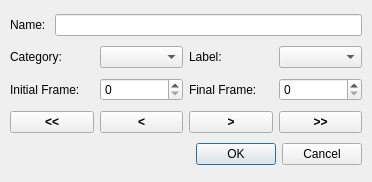
Old version of the form modules/app/dialogframebased.ui in the repository smartsenselab/SSAT.
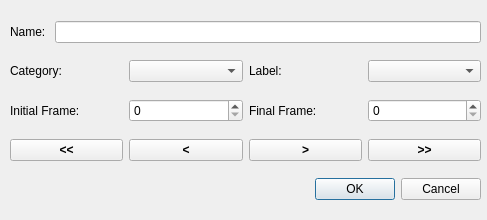
New version of the form.

Diff of the .ui file:
```diff
--- a/modules/app/dialogframebased.ui
+++ b/modules/app/dialogframebased.ui
@@ -6,8 +6,8 @@
    <rect>
     <x>0</x>
     <y>0</y>
-    <width>372</width>
-    <height>182</height>
+    <width>487</width>
+    <height>220</height>
    </rect>
   </property>
   <property name="windowTitle">
@@ -18,8 +18,8 @@
     <rect>
      <x>10</x>
      <y>10</y>
-     <width>352</width>
-     <height>161</height>
+     <width>471</width>
+     <height>201</height>
     </rect>
    </property>
    <layout class="QVBoxLayout" name="verticalLayout">
```
